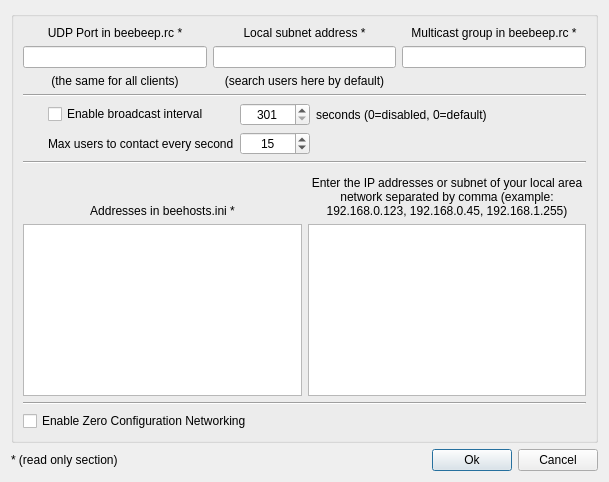
First picture: the form in src/desktop/GuiNetwork.ui, repository hwgao/beebeep, before the edit.
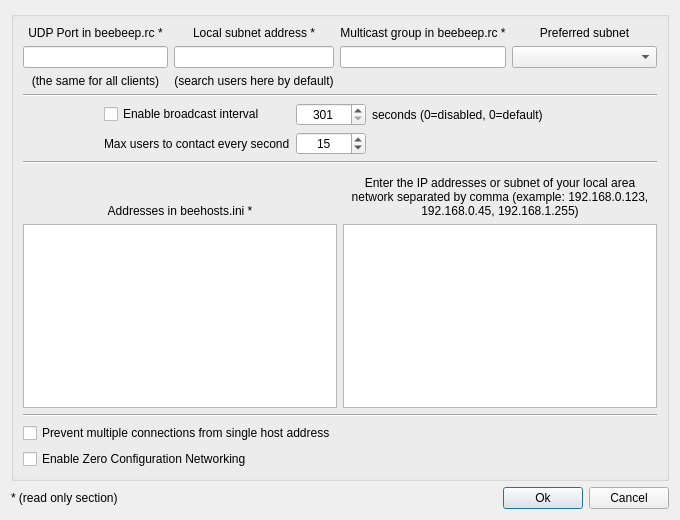
Second picture: the form after the edit.

Commit message: Added preferred subnet option Added preventMultipleConnectionsFromSingleHostAddress option

```diff
--- a/src/desktop/GuiNetwork.ui
+++ b/src/desktop/GuiNetwork.ui
@@ -6,124 +6,159 @@
    <rect>
     <x>0</x>
     <y>0</y>
-    <width>609</width>
-    <height>482</height>
+    <width>680</width>
+    <height>520</height>
    </rect>
   </property>
-  <layout class="QGridLayout" name="gridLayout_4">
-   <item row="1" column="0">
-    <widget class="QLabel" name="mp_lRO">
-     <property name="sizePolicy">
-      <sizepolicy hsizetype="Expanding" vsizetype="Preferred">
-       <horstretch>0</horstretch>
-       <verstretch>0</verstretch>
-      </sizepolicy>
-     </property>
-     <property name="text">
-      <string>* (read only section)</string>
-     </property>
-    </widget>
-   </item>
-   <item row="1" column="4">
-    <widget class="QPushButton" name="mp_pbOk">
-     <property name="text">
-      <string>Ok</string>
-     </property>
-    </widget>
-   </item>
-   <item row="1" column="5">
-    <widget class="QPushButton" name="mp_pbCancel">
-     <property name="text">
-      <string>Cancel</string>
-     </property>
-    </widget>
-   </item>
-   <item row="1" column="3">
-    <spacer name="horizontalSpacer_2">
-     <property name="orientation">
-      <enum>Qt::Horizontal</enum>
-     </property>
-     <property name="sizeHint" stdset="0">
-      <size>
-       <width>40</width>
-       <height>20</height>
-      </size>
-     </property>
-    </spacer>
-   </item>
-   <item row="0" column="0" colspan="6">
+  <layout class="QGridLayout" name="gridLayout_5">
+   <item row="0" column="0" colspan="4">
     <widget class="QGroupBox" name="mp_boxBroadcast">
-     <layout class="QGridLayout" name="gridLayout_5">
-      <item row="4" column="0">
-       <layout class="QGridLayout" name="gridLayout_2">
-        <property name="sizeConstraint">
-         <enum>QLayout::SetMinimumSize</enum>
-        </property>
-        <item row="4" column="1">
-         <widget class="QPlainTextEdit" name="mp_teAddressesInSettings">
-          <property name="sizePolicy">
-           <sizepolicy hsizetype="Expanding" vsizetype="MinimumExpanding">
-            <horstretch>0</horstretch>
-            <verstretch>0</verstretch>
-           </sizepolicy>
+     <layout class="QGridLayout" name="gridLayout_4">
+      <item row="0" column="0">
+       <layout class="QGridLayout" name="gridLayout">
+        <item row="0" column="0">
+         <widget class="QLabel" name="mp_lUdpPort">
+          <property name="text">
+           <string>UDP Port in beebeep.rc *</string>
           </property>
-          <property name="plainText">
-           <string notr="true"/>
+          <property name="textFormat">
+           <enum>Qt::PlainText</enum>
           </property>
+          <property name="alignment">
+           <set>Qt::AlignCenter</set>
+          </property>
          </widget>
         </item>
-        <item row="4" column="0">
-         <widget class="QPlainTextEdit" name="mp_teAddressesInHosts">
+        <item row="0" column="1">
+         <widget class="QLabel" name="mp_lBase">
+          <property name="text">
+           <string>Local subnet address *</string>
+          </property>
+          <property name="textFormat">
+           <enum>Qt::PlainText</enum>
+          </property>
+          <property name="alignment">
+           <set>Qt::AlignCenter</set>
+          </property>
+         </widget>
+        </item>
+        <item row="0" column="2">
+         <widget class="QLabel" name="mp_lMulticastGroup">
           <property name="sizePolicy">
-           <sizepolicy hsizetype="Expanding" vsizetype="MinimumExpanding">
+           <sizepolicy hsizetype="Minimum" vsizetype="Preferred">
             <horstretch>0</horstretch>
             <verstretch>0</verstretch>
            </sizepolicy>
           </property>
-          <property name="undoRedoEnabled">
-           <bool>false</bool>
+          <property name="text">
+           <string>Multicast group in beebeep.rc *</string>
           </property>
-          <property name="readOnly">
-           <bool>true</bool>
+          <property name="textFormat">
+           <enum>Qt::PlainText</enum>
           </property>
-          <property name="plainText">
-           <string notr="true"/>
+          <property name="alignment">
+           <set>Qt::AlignCenter</set>
           </property>
          </widget>
         </item>
-        <item row="2" column="0" rowspan="2">
-         <widget class="QLabel" name="mp_lHostIni">
+        <item row="0" column="3">
+         <widget class="QLabel" name="mp_lPreferredSubnet">
           <property name="text">
-           <string>Addresses in beehosts.ini *</string>
+           <string>Preferred subnet</string>
           </property>
-          <property name="textFormat">
-           <enum>Qt::PlainText</enum>
+          <property name="alignment">
+           <set>Qt::AlignCenter</set>
           </property>
+         </widget>
+        </item>
+        <item row="1" column="0">
+         <widget class="QLineEdit" name="mp_leUdpPort">
+          <property name="minimumSize">
+           <size>
+            <width>120</width>
+            <height>0</height>
+           </size>
+          </property>
           <property name="alignment">
-           <set>Qt::AlignBottom|Qt::AlignHCenter</set>
+           <set>Qt::AlignCenter</set>
           </property>
+          <property name="readOnly">
+           <bool>true</bool>
+          </property>
          </widget>
         </item>
-        <item row="3" column="1">
-         <widget class="QLabel" name="mp_lBroadcast">
-          <property name="text">
-           <string>Enter the IP addresses or subnet of your local area network separated by comma (example: 192.168.0.123, 192.168.0.45, 192.168.1.255)</string>
+        <item row="1" column="1">
+         <widget class="QLineEdit" name="mp_leSubnet">
+          <property name="minimumSize">
+           <size>
+            <width>120</width>
+            <height>0</height>
+           </size>
           </property>
-          <property name="textFormat">
-           <enum>Qt::PlainText</enum>
+          <property name="alignment">
+           <set>Qt::AlignCenter</set>
           </property>
+          <property name="readOnly">
+           <bool>true</bool>
+          </property>
+         </widget>
+        </item>
+        <item row="1" column="2">
+         <widget class="QLineEdit" name="mp_leMulticastGroup">
+          <property name="minimumSize">
+           <size>
+            <width>120</width>
+            <height>0</height>
+           </size>
+          </property>
           <property name="alignment">
-           <set>Qt::AlignBottom|Qt::AlignHCenter</set>
+           <set>Qt::AlignCenter</set>
           </property>
-          <property name="wordWrap">
+          <property name="readOnly">
            <bool>true</bool>
           </property>
          </widget>
         </item>
+        <item row="1" column="3">
+         <widget class="QComboBox" name="mp_comboPreferredSubnet">
+          <property name="sizePolicy">
+           <sizepolicy hsizetype="Expanding" vsizetype="Fixed">
+            <horstretch>0</horstretch>
+            <verstretch>0</verstretch>
+           </sizepolicy>
+          </property>
+          <property name="minimumSize">
+           <size>
+            <width>120</width>
+            <height>0</height>
+           </size>
+          </property>
+         </widget>
+        </item>
+        <item row="2" column="0">
+         <widget class="QLabel" name="mp_lHelpUdp">
+          <property name="text">
+           <string>(the same for all clients)</string>
+          </property>
+          <property name="alignment">
+           <set>Qt::AlignCenter</set>
+          </property>
+         </widget>
+        </item>
+        <item row="2" column="1">
+         <widget class="QLabel" name="mp_lHelpSubnet">
+          <property name="text">
+           <string>(search users here by default)</string>
+          </property>
+          <property name="alignment">
+           <set>Qt::AlignCenter</set>
+          </property>
+         </widget>
+        </item>
        </layout>
       </item>
-      <item row="5" column="0">
-       <widget class="Line" name="line_4">
+      <item row="1" column="0">
+       <widget class="Line" name="line">
         <property name="orientation">
          <enum>Qt::Horizontal</enum>
         </property>
@@ -259,147 +294,145 @@
         </item>
        </layout>
       </item>
+      <item row="3" column="0">
+       <widget class="Line" name="line_2">
+        <property name="orientation">
+         <enum>Qt::Horizontal</enum>
+        </property>
+       </widget>
+      </item>
+      <item row="4" column="0">
+       <layout class="QGridLayout" name="gridLayout_2">
+        <property name="sizeConstraint">
+         <enum>QLayout::SetMinimumSize</enum>
+        </property>
+        <item row="4" column="1">
+         <widget class="QPlainTextEdit" name="mp_teAddressesInSettings">
+          <property name="sizePolicy">
+           <sizepolicy hsizetype="Expanding" vsizetype="MinimumExpanding">
+            <horstretch>0</horstretch>
+            <verstretch>0</verstretch>
+           </sizepolicy>
+          </property>
+          <property name="plainText">
+           <string notr="true"/>
+          </property>
+         </widget>
+        </item>
+        <item row="4" column="0">
+         <widget class="QPlainTextEdit" name="mp_teAddressesInHosts">
+          <property name="sizePolicy">
+           <sizepolicy hsizetype="Expanding" vsizetype="MinimumExpanding">
+            <horstretch>0</horstretch>
+            <verstretch>0</verstretch>
+           </sizepolicy>
+          </property>
+          <property name="undoRedoEnabled">
+           <bool>false</bool>
+          </property>
+          <property name="readOnly">
+           <bool>true</bool>
+          </property>
+          <property name="plainText">
+           <string notr="true"/>
+          </property>
+         </widget>
+        </item>
+        <item row="2" column="0" rowspan="2">
+         <widget class="QLabel" name="mp_lHostIni">
+          <property name="text">
+           <string>Addresses in beehosts.ini *</string>
+          </property>
+          <property name="textFormat">
+           <enum>Qt::PlainText</enum>
+          </property>
+          <property name="alignment">
+           <set>Qt::AlignBottom|Qt::AlignHCenter</set>
+          </property>
+         </widget>
+        </item>
+        <item row="3" column="1">
+         <widget class="QLabel" name="mp_lBroadcast">
+          <property name="text">
+           <string>Enter the IP addresses or subnet of your local area network separated by comma (example: 192.168.0.123, 192.168.0.45, 192.168.1.255)</string>
+          </property>
+          <property name="textFormat">
+           <enum>Qt::PlainText</enum>
+          </property>
+          <property name="alignment">
+           <set>Qt::AlignBottom|Qt::AlignHCenter</set>
+          </property>
+          <property name="wordWrap">
+           <bool>true</bool>
+          </property>
+         </widget>
+        </item>
+       </layout>
+      </item>
+      <item row="5" column="0">
+       <widget class="Line" name="line_4">
+        <property name="orientation">
+         <enum>Qt::Horizontal</enum>
+        </property>
+       </widget>
+      </item>
       <item row="6" column="0">
+       <widget class="QCheckBox" name="mp_cbPreventMultipleConnectionsFromSingleHostAddress">
+        <property name="text">
+         <string>Prevent multiple connections from single host address</string>
+        </property>
+       </widget>
+      </item>
+      <item row="7" column="0">
        <widget class="QCheckBox" name="mp_cbEnableMDns">
         <property name="text">
          <string>Enable Zero Configuration Networking</string>
         </property>
        </widget>
       </item>
-      <item row="1" column="0">
-       <widget class="Line" name="line">
-        <property name="orientation">
-         <enum>Qt::Horizontal</enum>
-        </property>
-       </widget>
-      </item>
-      <item row="3" column="0">
-       <widget class="Line" name="line_2">
-        <property name="orientation">
-         <enum>Qt::Horizontal</enum>
-        </property>
-       </widget>
-      </item>
-      <item row="0" column="0">
-       <layout class="QGridLayout" name="gridLayout">
-        <item row="0" column="0">
-         <widget class="QLabel" name="mp_lUdpPort">
-          <property name="text">
-           <string>UDP Port in beebeep.rc *</string>
-          </property>
-          <property name="textFormat">
-           <enum>Qt::PlainText</enum>
-          </property>
-          <property name="alignment">
-           <set>Qt::AlignCenter</set>
-          </property>
-         </widget>
-        </item>
-        <item row="0" column="1">
-         <widget class="QLabel" name="mp_lBase">
-          <property name="text">
-           <string>Local subnet address *</string>
-          </property>
-          <property name="textFormat">
-           <enum>Qt::PlainText</enum>
-          </property>
-          <property name="alignment">
-           <set>Qt::AlignCenter</set>
-          </property>
-         </widget>
-        </item>
-        <item row="0" column="2">
-         <widget class="QLabel" name="mp_lMulticastGroup">
-          <property name="sizePolicy">
-           <sizepolicy hsizetype="Minimum" vsizetype="Preferred">
-            <horstretch>0</horstretch>
-            <verstretch>0</verstretch>
-           </sizepolicy>
-          </property>
-          <property name="text">
-           <string>Multicast group in beebeep.rc *</string>
-          </property>
-          <property name="textFormat">
-           <enum>Qt::PlainText</enum>
-          </property>
-          <property name="alignment">
-           <set>Qt::AlignCenter</set>
-          </property>
-         </widget>
-        </item>
-        <item row="1" column="0">
-         <widget class="QLineEdit" name="mp_leUdpPort">
-          <property name="minimumSize">
-           <size>
-            <width>120</width>
-            <height>0</height>
-           </size>
-          </property>
-          <property name="alignment">
-           <set>Qt::AlignCenter</set>
-          </property>
-          <property name="readOnly">
-           <bool>true</bool>
-          </property>
-         </widget>
-        </item>
-        <item row="1" column="1">
-         <widget class="QLineEdit" name="mp_leSubnet">
-          <property name="minimumSize">
-           <size>
-            <width>120</width>
-            <height>0</height>
-           </size>
-          </property>
-          <property name="alignment">
-           <set>Qt::AlignCenter</set>
-          </property>
-          <property name="readOnly">
-           <bool>true</bool>
-          </property>
-         </widget>
-        </item>
-        <item row="1" column="2">
-         <widget class="QLineEdit" name="mp_leMulticastGroup">
-          <property name="minimumSize">
-           <size>
-            <width>120</width>
-            <height>0</height>
-           </size>
-          </property>
-          <property name="alignment">
-           <set>Qt::AlignCenter</set>
-          </property>
-          <property name="readOnly">
-           <bool>true</bool>
-          </property>
-         </widget>
-        </item>
-        <item row="2" column="0">
-         <widget class="QLabel" name="mp_lHelpUdp">
-          <property name="text">
-           <string>(the same for all clients)</string>
-          </property>
-          <property name="alignment">
-           <set>Qt::AlignCenter</set>
-          </property>
-         </widget>
-        </item>
-        <item row="2" column="1">
-         <widget class="QLabel" name="mp_lHelpSubnet">
-          <property name="text">
-           <string>(search users here by default)</string>
-          </property>
-          <property name="alignment">
-           <set>Qt::AlignCenter</set>
-          </property>
-         </widget>
-        </item>
-       </layout>
-      </item>
      </layout>
     </widget>
    </item>
+   <item row="1" column="0">
+    <widget class="QLabel" name="mp_lRO">
+     <property name="sizePolicy">
+      <sizepolicy hsizetype="Expanding" vsizetype="Preferred">
+       <horstretch>0</horstretch>
+       <verstretch>0</verstretch>
+      </sizepolicy>
+     </property>
+     <property name="text">
+      <string>* (read only section)</string>
+     </property>
+    </widget>
+   </item>
+   <item row="1" column="1">
+    <spacer name="horizontalSpacer_2">
+     <property name="orientation">
+      <enum>Qt::Horizontal</enum>
+     </property>
+     <property name="sizeHint" stdset="0">
+      <size>
+       <width>40</width>
+       <height>20</height>
+      </size>
+     </property>
+    </spacer>
+   </item>
+   <item row="1" column="2">
+    <widget class="QPushButton" name="mp_pbOk">
+     <property name="text">
+      <string>Ok</string>
+     </property>
+    </widget>
+   </item>
+   <item row="1" column="3">
+    <widget class="QPushButton" name="mp_pbCancel">
+     <property name="text">
+      <string>Cancel</string>
+     </property>
+    </widget>
+   </item>
   </layout>
  </widget>
  <tabstops>
```
Left out of the diff: 3 changed lines with no effect on the pictures. The commit also changes 27 other files.
